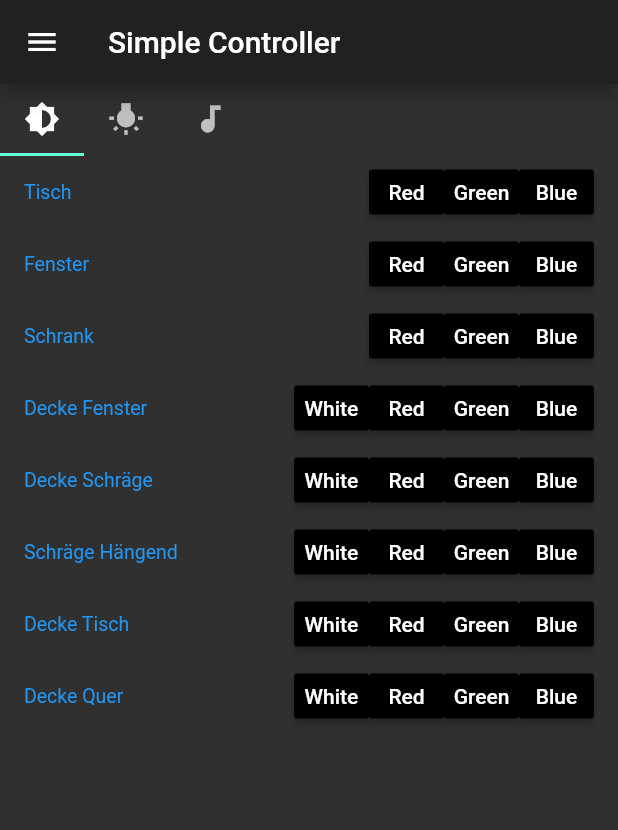
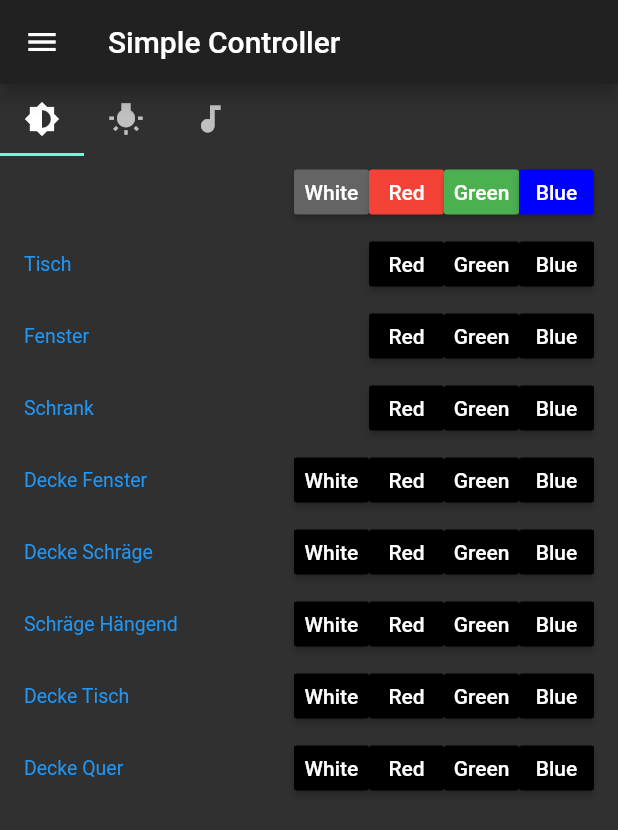
Before and after one commit to wiesesamuel/flutter_lightstorm, a Flutter app: the screen it shows after launch, on a phone screen of 412 x 824 dp. Shown: the top 830 px of the screen. Run offline on Flutter 3.47's test engine with Material 2 defaults, Android fonts, the phone set to English and light mode, and no system bars.

Commit message:
add pin group controller

```diff
--- /dev/null
+++ b/lib/models/group_button.dart
@@ -0,0 +1,44 @@
+import 'package:flutter/material.dart';
+import 'package:lsd/controller/controller.dart';
+import 'package:lsd/models/app_theme.dart';
+import 'package:lsd/models/button_generator.dart';
+
+class GroupButton extends StatefulWidget {
+  final Color color;
+  final String name;
+  final PinGroup pinGroup;
+
+  GroupButton({Key key, this.color, this.name, this.pinGroup})
+      : super(key: key);
+
+  @override
+  _GroupButtonState createState() {
+    return _GroupButtonState(color, name, pinGroup);
+  }
+}
+
+class _GroupButtonState extends State<GroupButton> {
+  // depiction
+  final Color color;
+  final String name;
+  final PinGroup pinGroup;
+
+  _GroupButtonState(this.color, this.name, this.pinGroup);
+
+  Widget build(BuildContext context) {
+    return ButtonTheme(
+        minWidth: 50,
+        height: 30,
+        buttonColor: color,
+        child: RaisedButton(
+          onPressed: () {
+            setState(() {
+              modelController.unifyPinGroupState(pinGroup);
+            });
+          },
+          padding: EdgeInsets.symmetric(horizontal: 5),
+          child: Text(name),
+          textColor: getButtonTextColor(color),
+        ));
+  }
+}
--- /dev/null
+++ b/lib/models/group_controller.dart
@@ -0,0 +1,39 @@
+import 'package:flutter/material.dart';
+import 'package:lsd/models/button_generator.dart';
+import 'package:lsd/models/group_button.dart';
+
+class GroupController extends StatefulWidget {
+  final List<PinGroup> pinGroups;
+
+  GroupController(this.pinGroups);
+
+  @override
+  _GroupControllerState createState() =>
+      _GroupControllerState(getGroupButtonGroup(pinGroups));
+}
+
+class _GroupControllerState extends State<GroupController> {
+  // children
+  List<GroupButton> buttons;
+
+  _GroupControllerState(this.buttons);
+
+  Widget build(BuildContext context) {
+    List<Widget> children = [];
+    children.addAll(buttons);
+    return Container(
+      child: ListTile(
+        //contentPadding: null,
+        dense: true,
+        //subtitle: Text(controllerState ? on : off),
+        trailing: Container(
+            //padding: EdgeInsets.symmetric(horizontal: 20, vertical: 1),
+            child: Row(
+          children: children,
+          mainAxisAlignment: MainAxisAlignment.spaceBetween,
+          mainAxisSize: MainAxisSize.min,
+        )),
+      ),
+    );
+  }
+}
--- a/lib/models/color_button.dart
+++ b/lib/models/pin_button.dart
@@ -1,17 +1,17 @@
 import 'package:flutter/material.dart';
 import 'package:lsd/helper/helper.dart';
 import 'package:lsd/models/app_theme.dart';
+import 'package:lsd/models/button_generator.dart';
 import 'package:lsd/pin/mode_type.dart';
 import 'package:lsd/pin/pin.dart';
 
-class ColorButton extends StatefulWidget {
-
+class PinButton extends StatefulWidget {
   final Color color;
   final String name;
   final Pin pin;
   final ReactiveController reactiveController;
 
-  ColorButton({Key key, this.color, @required this.name, @required this.pin})
+  PinButton({Key key, this.color, @required this.name, @required this.pin})
       : reactiveController = ReactiveController(),
         super(key: key);
 
@@ -21,11 +21,22 @@ class ColorButton extends StatefulWidget {
   }
 
   void toggleStatus() => reactiveController.toggleStatus();
+
   void flipState() => reactiveController.flipState();
+
+  void setState(bool state) => reactiveController.setState(state);
+
   void update() => reactiveController.update();
+
   void updateUI() => reactiveController.updateUI();
 
-  /*
+  bool getGroupMemberState(PinGroup pinGroup) =>
+      reactiveController.getGroupMemberState(pinGroup);
+
+  void setGroupMemberState(PinGroup pinGroup, bool state) =>
+      reactiveController.setGroupMemberState(pinGroup, state);
+
+/*
   Map<String, dynamic> getJson() =>
       {
         'name': name,
@@ -41,7 +52,7 @@ class ColorButton extends StatefulWidget {
 */
 }
 
-class _ColorButtonApp extends State<ColorButton> {
+class _ColorButtonApp extends State<PinButton> {
   final Pin pin;
 
   // states
@@ -57,29 +68,46 @@ class _ColorButtonApp extends State<ColorButton> {
   // functions
   final ReactiveController reactiveController;
 
-  _ColorButtonApp(this.mainFrontColor, this.name, this.pin, this.reactiveController) {
+  _ColorButtonApp(
+      this.mainFrontColor, this.name, this.pin, this.reactiveController) {
     unifyLists(pressed, pin.states);
     setBooleansOnList(disabled, false);
     reactiveController.toggleStatus = () {
       setState(() {
         disabled[getCurrentModeIndex()] = !disabled[getCurrentModeIndex()];
-        pin.setState(pressed[getCurrentModeIndex()] && !disabled[getCurrentModeIndex()]);
+        pin.setState(
+            pressed[getCurrentModeIndex()] && !disabled[getCurrentModeIndex()]);
       });
     };
     reactiveController.flipState = () {
       setState(() {
         pressed[getCurrentModeIndex()] = !pressed[getCurrentModeIndex()];
-        pin.setState(pressed[getCurrentModeIndex()] && !disabled[getCurrentModeIndex()]);
+        pin.setState(
+            pressed[getCurrentModeIndex()] && !disabled[getCurrentModeIndex()]);
+      });
+    };
+    reactiveController.setState = (bool state) {
+      setState(() {
+        pressed[getCurrentModeIndex()] = state;
+        pin.setState(
+            pressed[getCurrentModeIndex()] && !disabled[getCurrentModeIndex()]);
       });
     };
     reactiveController.update = () {
       setState(() {
-        pin.setState(pressed[getCurrentModeIndex()] && !disabled[getCurrentModeIndex()]);
+        pin.setState(
+            pressed[getCurrentModeIndex()] && !disabled[getCurrentModeIndex()]);
       });
     };
     reactiveController.updateUI = () {
-      setState(() {
-      });
+      setState(() {});
+    };
+    reactiveController.getGroupMemberState = (PinGroup pinGroup) {
+      if (!pin.isGroup(pinGroup)) return null;
+      return pin.states[getCurrentModeIndex()];
+    };
+    reactiveController.setGroupMemberState = (PinGroup pinGroup, bool state) {
+      if (pin.isGroup(pinGroup)) reactiveController.setState(state);
     };
     disabledFrontColor = mainFrontColor.withOpacity(0.7);
     inUseFrontColor = mainFrontColor.withOpacity(0.2);
@@ -120,7 +148,6 @@ class _ColorButtonApp extends State<ColorButton> {
     }
     return getDefaultButtonTextColor();
   }
-
 }
 
 // accessible functions holder
@@ -129,4 +156,7 @@ class ReactiveController {
   Function update;
   Function updateUI;
   Function flipState;
+  Function setState;
+  Function getGroupMemberState;
+  Function setGroupMemberState;
 }
--- a/lib/models/stripe_controller.dart
+++ b/lib/models/stripe_controller.dart
@@ -4,12 +4,11 @@ import 'package:lsd/pin/mode_type.dart';
 import 'package:lsd/pin/pin.dart';
 
 import 'button_generator.dart';
-import 'color_button.dart';
+import 'pin_button.dart';
 
 class StripeController extends StatefulWidget {
-
   // settings
-  final ButtonGroup buttonGroup;
+  final PinButtonGroup pinButtonGroup;
   final String name;
   final List<Pin> pins;
   final ReactiveController reactiveController;
@@ -17,20 +16,29 @@ class StripeController extends StatefulWidget {
   StripeController(
       {Key key,
       String name,
-      @required ButtonGroup buttonGroup,
+      @required PinButtonGroup pinButtonGroup,
       @required List<Pin> pins})
       : this.name = name,
-        this.buttonGroup = buttonGroup,
+        this.pinButtonGroup = pinButtonGroup,
         this.pins = pins,
         reactiveController = ReactiveController(),
         super(key: key);
 
   @override
-  _StripeControllerState createState() => _StripeControllerState(name,
-      buttonGroupConverter.getButtons(buttonGroup, pins), reactiveController);
+  _StripeControllerState createState() => _StripeControllerState(
+      name,
+      buttonGroupConverter.getButtons(pinButtonGroup, pins),
+      reactiveController);
 
   void updateAllMembers() => reactiveController.updateAllMembers();
+
   void updateUI() => reactiveController.updateUI();
+
+  List<bool> getGroupMembersStates(PinGroup pinGroup) =>
+      reactiveController.getGroupMembersStates(pinGroup);
+
+  void setGroupMembersStates(PinGroup pinGroup, bool state) =>
+      reactiveController.setGroupMembersStates(pinGroup, state);
 /*
   Map<String, dynamic> getJson() => {
         'name': name,
@@ -50,7 +58,7 @@ class _StripeControllerState extends State<StripeController> {
   static final String off = "Currently off";
 
   // children
-  List<ColorButton> buttons;
+  List<PinButton> buttons;
 
   // state
   List<bool> pressed = List(ModeType.values.length);
@@ -73,8 +81,19 @@ class _StripeControllerState extends State<StripeController> {
       buttons.forEach((button) {
         button.updateUI();
       });
-      setState(() {
-
+      setState(() {});
+    };
+    reactiveController.getGroupMembersStates = (PinGroup pinGroup) {
+      List<bool> result = [];
+      buttons.forEach((button) {
+        bool state = button.getGroupMemberState(pinGroup);
+        if (state != null) result.add(state);
+      });
+      return result;
+    };
+    reactiveController.setGroupMembersStates = (PinGroup pinGroup, bool state) {
+      buttons.forEach((button) {
+        button.setGroupMemberState(pinGroup, state);
       });
     };
   }
@@ -89,12 +108,12 @@ class _StripeControllerState extends State<StripeController> {
         title: Text(name),
         //subtitle: Text(controllerState ? on : off),
         trailing: Container(
-          //padding: EdgeInsets.symmetric(horizontal: 20, vertical: 1),
+            //padding: EdgeInsets.symmetric(horizontal: 20, vertical: 1),
             child: Row(
-              children: children,
-              mainAxisAlignment: MainAxisAlignment.end,
-              mainAxisSize: MainAxisSize.min,
-            )),
+          children: children,
+          mainAxisAlignment: MainAxisAlignment.end,
+          mainAxisSize: MainAxisSize.min,
+        )),
         selected: pressed[getCurrentModeIndex()],
         onTap: () {
           setState(() {
@@ -107,11 +126,12 @@ class _StripeControllerState extends State<StripeController> {
       ),
     );
   }
-
 }
 
 // accessible functions holder
 class ReactiveController {
   Function updateAllMembers;
   Function updateUI;
+  Function getGroupMembersStates;
+  Function setGroupMembersStates;
 }
--- a/lib/pin/pin.dart
+++ b/lib/pin/pin.dart
@@ -1,5 +1,6 @@
 import 'package:lsd/controller/controller.dart';
 import 'package:lsd/helper/helper.dart';
+import 'package:lsd/models/button_generator.dart';
 import 'package:lsd/pin/pin_type.dart';
 
 import 'mode_type.dart';
@@ -16,7 +17,7 @@ class Pin {
   int frequency;
   int brightness;
   List<bool> states = List(ModeType.values.length);
-  List<int> group;
+  List<PinGroup> group = [];
 
   Pin(this.pinNr, this.pinTyp) {
     setBooleansOnList(states, false);
@@ -57,15 +58,15 @@ class Pin {
       this.brightness = brightness;
   }
 
-  void addGroup(int group) {
+  void addGroup(PinGroup group) {
     if (!this.group.contains(group)) this.group.add(group);
   }
 
-  void rmGroup(int group) {
+  void rmGroup(PinGroup group) {
     if (this.group.contains(group)) this.group.remove(group);
   }
 
-  bool isGroup(int group) => this.group.contains(group);
+  bool isGroup(PinGroup group) => this.group.contains(group);
 
   Pin.fromJson(Map<String, dynamic> json)
       : pinNr = json['pinNr'],
```
Also changed, not shown: lib/controller/model_controller.dart (+66 -10 lines), lib/models/button_generator.dart (+90 -34 lines).
